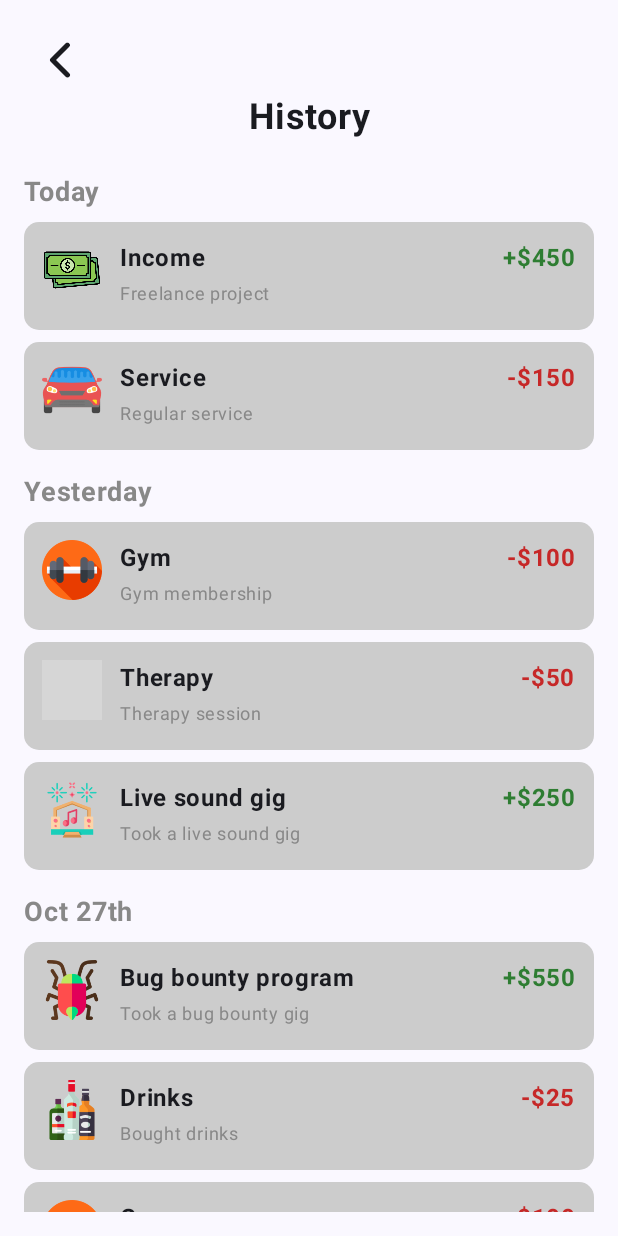
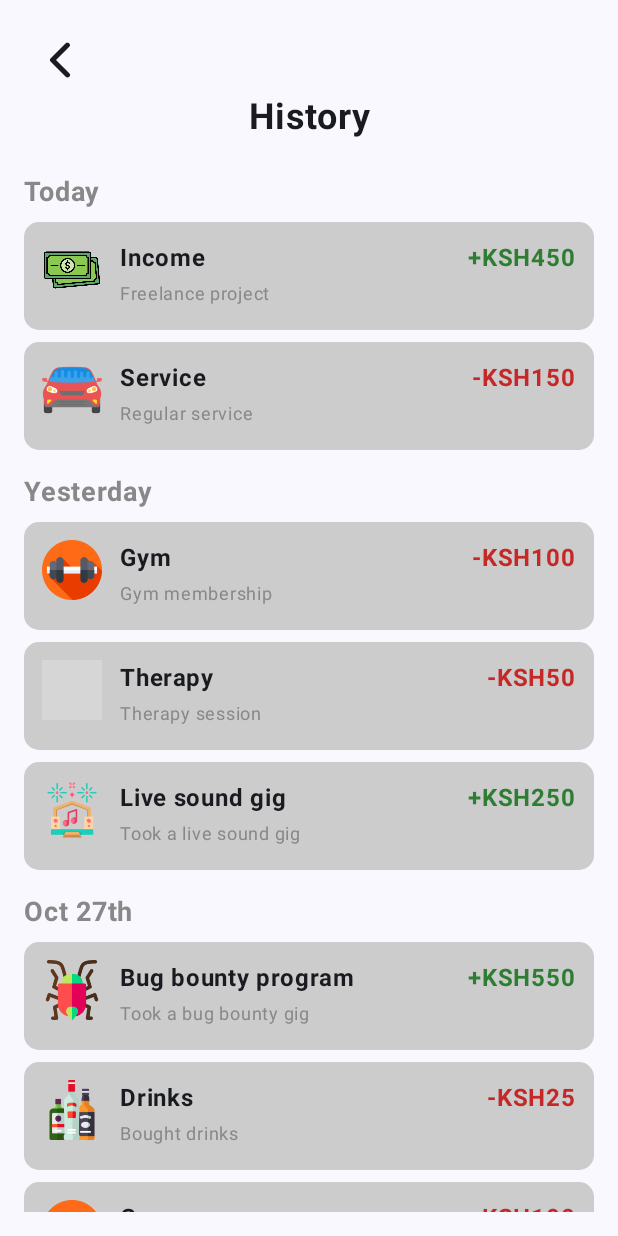
Before and after one commit to Mugeha/Expense_Tracker, an Android app built with Jetpack Compose: the TransactionHistoryScreen screen opened through its navigation route, on a phone screen of 412 x 824 dp. Run offline under Robolectric (Android 15) with nearby library versions, the phone set to English and light mode, and no system bars; grey boxes are pictures that could not be loaded.

```diff
--- a/app/src/main/java/com/example/expensetracker/TransactionHistory.kt
+++ b/app/src/main/java/com/example/expensetracker/TransactionHistory.kt
@@ -34,20 +34,20 @@ data class TransactionItem(val icon: Int, val title: String, val subtitle: Strin
 fun TransactionHistoryScreen(navController: NavController) {
     val transactions = mapOf(
         "Today" to listOf(
-            TransactionItem(R.drawable.money, "Income", "Freelance project", "+$450", true),
-            TransactionItem(R.drawable.car, "Service", "Regular service", "-$150", false)
+            TransactionItem(R.drawable.money, "Income", "Freelance project", "+KSH450", true),
+            TransactionItem(R.drawable.car, "Service", "Regular service", "-KSH150", false)
         ),
         "Yesterday" to listOf(
-            TransactionItem(R.drawable.gym, "Gym", "Gym membership", "-$100", false),
-            TransactionItem(R.drawable.therapy, "Therapy", "Therapy session", "-$50", false),
-            TransactionItem(R.drawable.live_sound, "Live sound gig", "Took a live sound gig", "+$250", true)
+            TransactionItem(R.drawable.gym, "Gym", "Gym membership", "-KSH100", false),
+            TransactionItem(R.drawable.therapy, "Therapy", "Therapy session", "-KSH50", false),
+            TransactionItem(R.drawable.live_sound, "Live sound gig", "Took a live sound gig", "+KSH250", true)
         ),
         "Oct 27th" to listOf(
-            TransactionItem(R.drawable.bug_image, "Bug bounty program", "Took a bug bounty gig", "+$550", true),
-            TransactionItem(R.drawable.drinks_image, "Drinks", "Bought drinks", "-$25", false),
-            TransactionItem(R.drawable.gym, "Gym", "Gym membership", "-$100", false),
-            TransactionItem(R.drawable.therapy, "Therapy", "Therapy session", "-$50", false),
-            TransactionItem(R.drawable.live_sound, "Live sound gig", "Took a live sound gig", "+$250", true)
+            TransactionItem(R.drawable.bug_image, "Bug bounty program", "Took a bug bounty gig", "+KSH550", true),
+            TransactionItem(R.drawable.drinks_image, "Drinks", "Bought drinks", "-KSH25", false),
+            TransactionItem(R.drawable.gym, "Gym", "Gym membership", "-KSH100", false),
+            TransactionItem(R.drawable.therapy, "Therapy", "Therapy session", "-KSH50", false),
+            TransactionItem(R.drawable.live_sound, "Live sound gig", "Took a live sound gig", "+KSH250", true)
         )
     )
 
```
Also changed, not shown: app/src/main/java/com/example/expensetracker/Expenses.kt (+7 -1 lines), app/src/main/java/com/example/expensetracker/ExpensesScreen.kt (+14 -12 lines), app/src/main/java/com/example/expensetracker/MainActivity.kt (+12 -1 lines).
